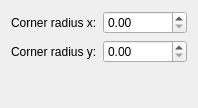
Above: plugins/pathshapes/rectangle/RectangleShapeConfigWidget.ui from KDE/calligra before the change. Below: the same form after it.
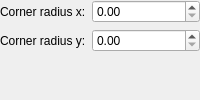
That is the form after the change. Custom widgets are drawn as their Qt base class.

Commit message: Move ShapeProperties docker feature to ShapeHandling KoModeBox tab

```diff
--- a/plugins/pathshapes/rectangle/RectangleShapeConfigWidget.ui
+++ b/plugins/pathshapes/rectangle/RectangleShapeConfigWidget.ui
@@ -1,18 +1,20 @@
 <ui version="4.0" >
  <class>RectangleShapeConfigWidget</class>
  <widget class="QWidget" name="RectangleShapeConfigWidget" >
-  <property name="geometry" >
-   <rect>
-    <x>0</x>
-    <y>0</y>
-    <width>198</width>
-    <height>108</height>
-   </rect>
-  </property>
   <property name="windowTitle" >
    <string>Rectangle Shape</string>
   </property>
-  <layout class="QGridLayout" >
+  <property name="sizePolicy">
+   <sizepolicy hsizetype="Expanding" vsizetype="Fixed">
+    <horstretch>0</horstretch>
+    <verstretch>0</verstretch>
+   </sizepolicy>
+  </property>
+  <layout class="QFormLayout" >
+   <property name="topMargin"><number>0</number></property>
+   <property name="leftMargin"><number>0</number></property>
+   <property name="rightMargin"><number>0</number></property>
+   <property name="bottomMargin"><number>0</number></property>
    <item row="0" column="0" >
     <widget class="QLabel" name="label" >
      <property name="text" >
@@ -33,19 +35,6 @@
    <item row="1" column="1" >
     <widget class="KoUnitDoubleSpinBox" name="cornerRadiusY" />
    </item>
-   <item row="2" column="0" >
-    <spacer>
-     <property name="orientation" >
-      <enum>Qt::Vertical</enum>
-     </property>
-     <property name="sizeHint" >
-      <size>
-       <width>20</width>
-       <height>40</height>
-      </size>
-     </property>
-    </spacer>
-   </item>
   </layout>
  </widget>
  <customwidgets>
```
Left out of the diff: 6 changed lines with no effect on the pictures. The commit also changes 14 other files.
